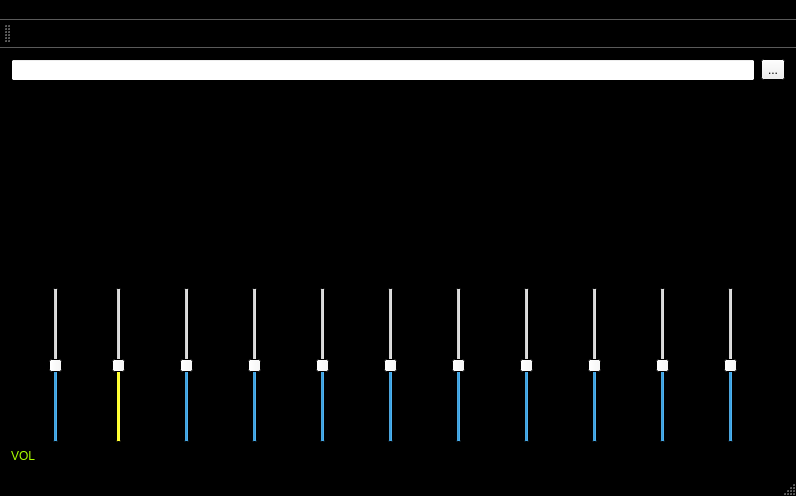
Above: mainwindow.ui from carpco/ProjectDSP before the change. Below: the same form after it.
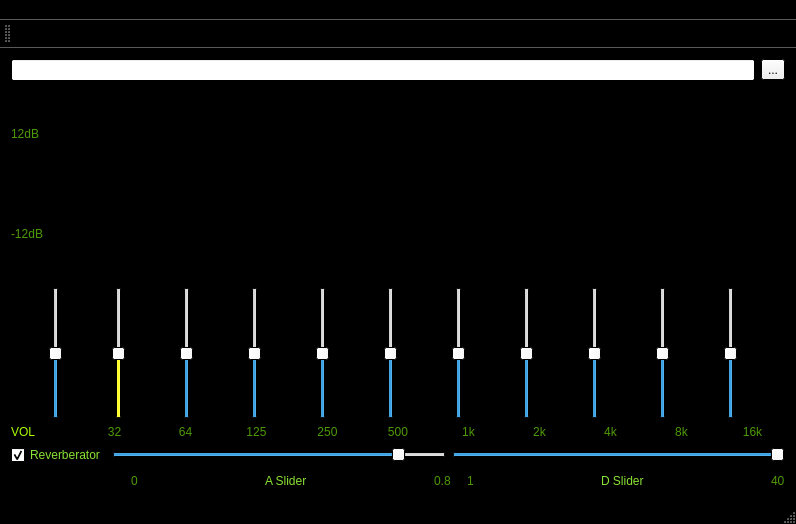
That is the form after the change. Icons and pictures are not drawn.

Patch:
```diff
--- a/mainwindow.ui
+++ b/mainwindow.ui
@@ -7,7 +7,7 @@
     <x>0</x>
     <y>0</y>
     <width>796</width>
-    <height>496</height>
+    <height>524</height>
    </rect>
   </property>
   <property name="palette">
@@ -16,9 +16,9 @@
      <colorrole role="WindowText">
       <brush brushstyle="SolidPattern">
        <color alpha="255">
-        <red>0</red>
-        <green>0</green>
-        <blue>0</blue>
+        <red>78</red>
+        <green>154</green>
+        <blue>6</blue>
        </color>
       </brush>
      </colorrole>
@@ -54,9 +54,9 @@
      <colorrole role="WindowText">
       <brush brushstyle="SolidPattern">
        <color alpha="255">
-        <red>0</red>
-        <green>0</green>
-        <blue>0</blue>
+        <red>78</red>
+        <green>154</green>
+        <blue>6</blue>
        </color>
       </brush>
      </colorrole>
@@ -683,6 +683,401 @@
       </item>
      </layout>
     </item>
+    <item>
+     <layout class="QHBoxLayout" name="horizontalLayout_6">
+      <item>
+       <widget class="QCheckBox" name="reverberatorCheckBox">
+        <property name="palette">
+         <palette>
+          <active>
+           <colorrole role="WindowText">
+            <brush brushstyle="SolidPattern">
+             <color alpha="255">
+              <red>138</red>
+              <green>226</green>
+              <blue>52</blue>
+             </color>
+            </brush>
+           </colorrole>
+          </active>
+          <inactive>
+           <colorrole role="WindowText">
+            <brush brushstyle="SolidPattern">
+             <color alpha="255">
+              <red>138</red>
+              <green>226</green>
+              <blue>52</blue>
+             </color>
+            </brush>
+           </colorrole>
+          </inactive>
+          <disabled>
+           <colorrole role="WindowText">
+            <brush brushstyle="SolidPattern">
+             <color alpha="255">
+              <red>159</red>
+              <green>158</green>
+              <blue>158</blue>
+             </color>
+            </brush>
+           </colorrole>
+          </disabled>
+         </palette>
+        </property>
+        <property name="text">
+         <string>Reverberator</string>
+        </property>
+        <property name="checked">
+         <bool>true</bool>
+        </property>
+       </widget>
+      </item>
+      <item>
+       <widget class="QSlider" name="aSlider">
+        <property name="maximum">
+         <number>40</number>
+        </property>
+        <property name="value">
+         <number>35</number>
+        </property>
+        <property name="orientation">
+         <enum>Qt::Horizontal</enum>
+        </property>
+       </widget>
+      </item>
+      <item>
+       <widget class="QSlider" name="dSlider">
+        <property name="maximum">
+         <number>20</number>
+        </property>
+        <property name="value">
+         <number>20</number>
+        </property>
+        <property name="orientation">
+         <enum>Qt::Horizontal</enum>
+        </property>
+       </widget>
+      </item>
+     </layout>
+    </item>
+    <item>
+     <layout class="QHBoxLayout" name="horizontalLayout_5">
+      <item>
+       <spacer name="horizontalSpacer_2">
+        <property name="orientation">
+         <enum>Qt::Horizontal</enum>
+        </property>
+        <property name="sizeType">
+         <enum>QSizePolicy::Minimum</enum>
+        </property>
+        <property name="sizeHint" stdset="0">
+         <size>
+          <width>120</width>
+          <height>20</height>
+         </size>
+        </property>
+       </spacer>
+      </item>
+      <item>
+       <widget class="QLabel" name="label_16">
+        <property name="palette">
+         <palette>
+          <active>
+           <colorrole role="WindowText">
+            <brush brushstyle="SolidPattern">
+             <color alpha="255">
+              <red>78</red>
+              <green>154</green>
+              <blue>6</blue>
+             </color>
+            </brush>
+           </colorrole>
+          </active>
+          <inactive>
+           <colorrole role="WindowText">
+            <brush brushstyle="SolidPattern">
+             <color alpha="255">
+              <red>78</red>
+              <green>154</green>
+              <blue>6</blue>
+             </color>
+            </brush>
+           </colorrole>
+          </inactive>
+          <disabled>
+           <colorrole role="WindowText">
+            <brush brushstyle="SolidPattern">
+             <color alpha="255">
+              <red>159</red>
+              <green>158</green>
+              <blue>158</blue>
+             </color>
+            </brush>
+           </colorrole>
+          </disabled>
+         </palette>
+        </property>
+        <property name="text">
+         <string>0</string>
+        </property>
+       </widget>
+      </item>
+      <item>
+       <spacer name="horizontalSpacer_5">
+        <property name="orientation">
+         <enum>Qt::Horizontal</enum>
+        </property>
+        <property name="sizeHint" stdset="0">
+         <size>
+          <width>40</width>
+          <height>20</height>
+         </size>
+        </property>
+       </spacer>
+      </item>
+      <item>
+       <widget class="QLabel" name="label_15">
+        <property name="palette">
+         <palette>
+          <active>
+           <colorrole role="WindowText">
+            <brush brushstyle="SolidPattern">
+             <color alpha="255">
+              <red>138</red>
+              <green>226</green>
+              <blue>52</blue>
+             </color>
+            </brush>
+           </colorrole>
+          </active>
+          <inactive>
+           <colorrole role="WindowText">
+            <brush brushstyle="SolidPattern">
+             <color alpha="255">
+              <red>138</red>
+              <green>226</green>
+              <blue>52</blue>
+             </color>
+            </brush>
+           </colorrole>
+          </inactive>
+          <disabled>
+           <colorrole role="WindowText">
+            <brush brushstyle="SolidPattern">
+             <color alpha="255">
+              <red>159</red>
+              <green>158</green>
+              <blue>158</blue>
+             </color>
+            </brush>
+           </colorrole>
+          </disabled>
+         </palette>
+        </property>
+        <property name="text">
+         <string>A Slider</string>
+        </property>
+       </widget>
+      </item>
+      <item>
+       <spacer name="horizontalSpacer_3">
+        <property name="orientation">
+         <enum>Qt::Horizontal</enum>
+        </property>
+        <property name="sizeHint" stdset="0">
+         <size>
+          <width>40</width>
+          <height>20</height>
+         </size>
+        </property>
+       </spacer>
+      </item>
+      <item>
+       <widget class="QLabel" name="label_17">
+        <property name="palette">
+         <palette>
+          <active>
+           <colorrole role="WindowText">
+            <brush brushstyle="SolidPattern">
+             <color alpha="255">
+              <red>78</red>
+              <green>154</green>
+              <blue>6</blue>
+             </color>
+            </brush>
+           </colorrole>
+          </active>
+          <inactive>
+           <colorrole role="WindowText">
+            <brush brushstyle="SolidPattern">
+             <color alpha="255">
+              <red>78</red>
+              <green>154</green>
+              <blue>6</blue>
+             </color>
+            </brush>
+           </colorrole>
+          </inactive>
+          <disabled>
+           <colorrole role="WindowText">
+            <brush brushstyle="SolidPattern">
+             <color alpha="255">
+              <red>159</red>
+              <green>158</green>
+              <blue>158</blue>
+             </color>
+            </brush>
+           </colorrole>
+          </disabled>
+         </palette>
+        </property>
+        <property name="text">
+         <string>0.8</string>
+        </property>
+       </widget>
+      </item>
+      <item>
+       <spacer name="horizontalSpacer_6">
+        <property name="orientation">
+         <enum>Qt::Horizontal</enum>
+        </property>
+        <property name="sizeType">
+         <enum>QSizePolicy::Minimum</enum>
+        </property>
+        <property name="sizeHint" stdset="0">
+         <size>
+          <width>10</width>
+          <height>20</height>
+         </size>
+        </property>
+       </spacer>
+      </item>
+      <item>
+       <widget class="QLabel" name="label_18">
+        <property name="palette">
+         <palette>
+          <active>
+           <colorrole role="WindowText">
+            <brush brushstyle="SolidPattern">
+             <color alpha="255">
+              <red>78</red>
+              <green>154</green>
+              <blue>6</blue>
+             </color>
+            </brush>
+           </colorrole>
+          </active>
+          <inactive>
+           <colorrole role="WindowText">
+            <brush brushstyle="SolidPattern">
+             <color alpha="255">
+              <red>78</red>
+              <green>154</green>
+              <blue>6</blue>
+             </color>
+            </brush>
+           </colorrole>
+          </inactive>
+          <disabled>
+           <colorrole role="WindowText">
+            <brush brushstyle="SolidPattern">
+             <color alpha="255">
+              <red>159</red>
+              <green>158</green>
+              <blue>158</blue>
+             </color>
+            </brush>
+           </colorrole>
+          </disabled>
+         </palette>
+        </property>
+        <property name="text">
+         <string>1</string>
+        </property>
+       </widget>
+      </item>
+      <item>
+       <spacer name="horizontalSpacer_7">
+        <property name="orientation">
+         <enum>Qt::Horizontal</enum>
+        </property>
+        <property name="sizeHint" stdset="0">
+         <size>
+          <width>40</width>
+          <height>20</height>
+         </size>
+        </property>
+       </spacer>
+      </item>
+      <item>
+       <widget class="QLabel" name="label_14">
+        <property name="palette">
+         <palette>
+          <active>
+           <colorrole role="WindowText">
+            <brush brushstyle="SolidPattern">
+             <color alpha="255">
+              <red>138</red>
+              <green>226</green>
+              <blue>52</blue>
+             </color>
+            </brush>
+           </colorrole>
+          </active>
+          <inactive>
+           <colorrole role="WindowText">
+            <brush brushstyle="SolidPattern">
+             <color alpha="255">
+              <red>138</red>
+              <green>226</green>
+              <blue>52</blue>
+             </color>
+            </brush>
+           </colorrole>
+          </inactive>
+          <disabled>
+           <colorrole role="WindowText">
+            <brush brushstyle="SolidPattern">
+             <color alpha="255">
+              <red>159</red>
+              <green>158</green>
+              <blue>158</blue>
+             </color>
+            </brush>
+           </colorrole>
+          </disabled>
+         </palette>
+        </property>
+        <property name="text">
+         <string>D Slider</string>
+        </property>
+       </widget>
+      </item>
+      <item>
+       <spacer name="horizontalSpacer_4">
+        <property name="orientation">
+         <enum>Qt::Horizontal</enum>
+        </property>
+        <property name="sizeType">
+         <enum>QSizePolicy::Expanding</enum>
+        </property>
+        <property name="sizeHint" stdset="0">
+         <size>
+          <width>40</width>
+          <height>20</height>
+         </size>
+        </property>
+       </spacer>
+      </item>
+      <item>
+       <widget class="QLabel" name="label_19">
+        <property name="text">
+         <string>40</string>
+        </property>
+       </widget>
+      </item>
+     </layout>
+    </item>
    </layout>
   </widget>
   <widget class="QMenuBar" name="menuBar">
```
Left out of the diff: 1 changed line with no effect on the pictures.
